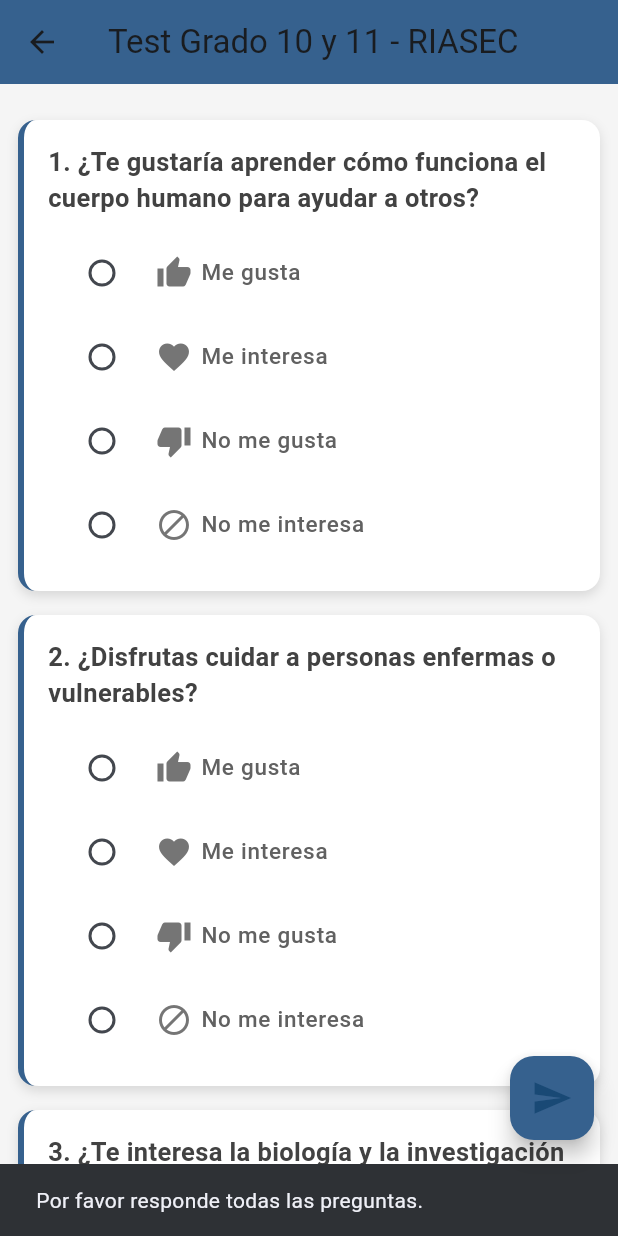
After one commit to carlosalevela/ALI_plataformaintegral, a Flutter app: the TestGrado1011Screen screen opened by its route, after a tap on the "send" icon, on a phone screen of 412 x 824 dp. The commit adds this screen. Run offline on Flutter 3.47's test engine with Material 3 defaults, Android fonts, the phone set to English and light mode, and no system bars; our stand-ins replace shared_preferences; accounts and stored records are empty.

Commit message:
agregaciones de test 10 y mejora en diseño

```diff
--- a/Ali_Front/ali_fronted/lib/main.dart
+++ b/Ali_Front/ali_fronted/lib/main.dart
@@ -4,6 +4,7 @@ import 'screens/register_screen.dart';
 import 'screens/admin_dashboard.dart';
 import 'screens/estudiante_home.dart';
 import 'screens/test_grado9_screen.dart'; // ✅ Importación añadida
+import 'screens/test_grado_10_11_screen.dart';
 
 void main() {
   runApp(const MyApp());
@@ -26,7 +27,8 @@ class MyApp extends StatelessWidget {
         '/register': (context) => const RegisterScreen(),
         '/admin': (context) => const AdminDashboard(),
         '/estudiante': (context) => const EstudianteHome(),
-        '/test_grado9': (context) => TestGrado9Page(), // ✅ Ruta añadida
+        '/test_grado9': (context) => TestGrado9Page(),
+        '/test_grado_10_11': (context)=> TestGrado1011Screen(),
       },
       debugShowCheckedModeBanner: false,
     );
--- a/Ali_Front/ali_fronted/lib/screens/estudiante_home.dart
+++ b/Ali_Front/ali_fronted/lib/screens/estudiante_home.dart
@@ -135,8 +135,8 @@ class _EstudianteHomeState extends State<EstudianteHome> {
 
             const SizedBox(height: 30),
 
-            // Botón Iniciar Test
-            if (grado == '9')
+             // Botones Iniciar Test según grado
+            if (grado == '9') ...[
               ElevatedButton.icon(
                 onPressed: () => Navigator.pushNamed(context, '/test_grado9'),
                 icon: const Icon(Icons.play_circle_fill),
@@ -151,8 +151,22 @@ class _EstudianteHomeState extends State<EstudianteHome> {
                   textStyle: const TextStyle(fontWeight: FontWeight.bold),
                 ),
               ),
-
-            const SizedBox(height: 20),
+            ] else if (grado == '10' || grado == '11') ...[
+              ElevatedButton.icon(
+                onPressed: () => Navigator.pushNamed(context, '/test_grado_10_11'),
+                icon: const Icon(Icons.play_circle_fill),
+                label: Text('Iniciar Test Grado $grado'),
+                style: ElevatedButton.styleFrom(
+                  backgroundColor: const Color(0xFF8DB9E4),
+                  foregroundColor: Colors.white,
+                  padding:
+                      const EdgeInsets.symmetric(horizontal: 24, vertical: 14),
+                  shape: RoundedRectangleBorder(
+                      borderRadius: BorderRadius.circular(30)),
+                  textStyle: const TextStyle(fontWeight: FontWeight.bold),
+                ),
+              ),
+            ],
 
             // Botón Cerrar Sesión
             ElevatedButton.icon(
--- /dev/null
+++ b/Ali_Front/ali_fronted/lib/screens/test_grado_10_11_screen.dart
@@ -0,0 +1,234 @@
+import 'package:flutter/material.dart';
+import 'package:shared_preferences/shared_preferences.dart';
+import 'package:http/http.dart' as http;
+import 'dart:convert';
+
+/// Pantalla única para Test de Grado 10 y 11 (estilo TestGrado9Page)
+class TestGrado1011Screen extends StatefulWidget {
+  const TestGrado1011Screen({Key? key}) : super(key: key);
+
+  @override
+  _TestGrado1011ScreenState createState() => _TestGrado1011ScreenState();
+}
+
+class _TestGrado1011ScreenState extends State<TestGrado1011Screen>
+    with SingleTickerProviderStateMixin {
+  final _formKey = GlobalKey<FormState>();
+  final Map<String, String> _respuestas = {};
+  int? _userId;
+
+  late final AnimationController _controller;
+  late final List<Animation<double>> _animations;
+
+  final Map<String, String> opciones = {
+    'A': 'Me gusta',
+    'B': 'Me interesa',
+    'C': 'No me gusta',
+    'D': 'No me interesa',
+  };
+
+  final List<String> preguntas = [
+    '¿Te gustaría aprender cómo funciona el cuerpo humano para ayudar a otros?',
+    '¿Disfrutas cuidar a personas enfermas o vulnerables?',
+    '¿Te interesa la biología y la investigación médica?',
+    '¿Te llama la atención trabajar en hospitales o clínicas?',
+    '¿Te interesan los sistemas mecánicos, eléctricos o industriales?',
+    '¿Disfrutas resolver problemas técnicos de manera lógica?',
+    '¿Te gustaría diseñar estructuras, objetos o soluciones para el mundo real?',
+    '¿Te apasionan las matemáticas y su aplicación práctica?',
+    '¿Te gustaría liderar una empresa o equipo de trabajo?',
+    '¿Te interesa aprender cómo funcionan las organizaciones?',
+    '¿Te atrae el mundo de los negocios, ventas y estrategias?',
+    '¿Disfrutas planificar y tomar decisiones importantes?',
+    '¿Te interesa entender cómo piensan y sienten las personas?',
+    '¿Te gustaría ayudar a otros a resolver sus conflictos emocionales?',
+    '¿Disfrutas escuchar y comprender a quienes te rodean?',
+    '¿Te atrae analizar el comportamiento humano en diferentes contextos?',
+    '¿Te gustaría defender los derechos de las personas?',
+    '¿Te interesa la justicia, las leyes y su aplicación?',
+    '¿Disfrutas debatir y argumentar con lógica?',
+    '¿Te atrae la idea de trabajar en juzgados o asesorías legales?',
+    '¿Te gustaría enseñar y compartir tus conocimientos con otros?',
+    '¿Te interesa guiar procesos de aprendizaje en niños o jóvenes?',
+    '¿Disfrutas explicar ideas de manera clara y creativa?',
+    '¿Sientes vocación por la formación de nuevas generaciones?',
+    '¿Te gustaría crear programas, aplicaciones o videojuegos?',
+    '¿Te interesa la inteligencia artificial o el desarrollo web?',
+    '¿Disfrutas resolver problemas de lógica a través del código?',
+    '¿Te atrae la idea de trabajar en tecnología e innovación?',
+    '¿Te interesa el manejo del dinero y las finanzas personales o empresariales?',
+    '¿Disfrutas organizar información numérica o contable?',
+    '¿Te gustaría trabajar en bancos, oficinas o asesorías financieras?',
+    '¿Te sientes cómodo/a siguiendo normas y procedimientos exactos?',
+    '¿Te gusta expresarte a través de imágenes, colores y formas?',
+    '¿Te gustaría crear campañas visuales o publicitarias?',
+    '¿Disfrutas usar programas de diseño como Photoshop o Illustrator?',
+    '¿Te interesa el mundo del arte digital y la creatividad visual?',
+    '¿Te interesa investigar fenómenos de la naturaleza como el clima o los ecosistemas?',
+    '¿Disfrutas hacer experimentos científicos en laboratorio o campo?',
+    '¿Te gustaría trabajar como biólogo, físico o químico?',
+    '¿Te atrae el pensamiento crítico y la búsqueda de evidencias?'
+  ];
+
+  @override
+  void initState() {
+    super.initState();
+    _controller = AnimationController(
+      duration: const Duration(milliseconds: 800),
+      vsync: this,
+    )..forward();
+    _animations = List.generate(
+      preguntas.length,
+      (i) => CurvedAnimation(
+        parent: _controller,
+        curve: Interval(
+          i / preguntas.length,
+          (i + 1) / preguntas.length,
+          curve: Curves.easeOut,
+        ),
+      ),
+    );
+    _cargarProgreso();
+  }
+
+  @override
+  void dispose() {
+    _controller.dispose();
+    super.dispose();
+  }
+
+  Future<void> _cargarProgreso() async {
+    final prefs = await SharedPreferences.getInstance();
+    _userId = prefs.getInt('user_id');
+    final saved = prefs.getString('test_grado_10_11_respuestas_$_userId');
+    if (saved != null) {
+      setState(() => _respuestas.addAll(Map<String, String>.from(jsonDecode(saved))));
+      ScaffoldMessenger.of(context).showSnackBar(
+        const SnackBar(content: Text('🔄 Progreso restaurado.')),
+      );
+    }
+  }
+
+  Future<void> _guardarProgreso() async {
+    final prefs = await SharedPreferences.getInstance();
+    if (_userId != null) {
+      await prefs.setString('test_grado_10_11_respuestas_$_userId', jsonEncode(_respuestas));
+    }
+  }
+
+  Future<void> enviarTest() async {
+    if (_respuestas.length < preguntas.length) {
+      ScaffoldMessenger.of(context).showSnackBar(
+        const SnackBar(content: Text('Por favor responde todas las preguntas.')),
+      );
+      return;
+    }
+    final prefs = await SharedPreferences.getInstance();
+    final token = prefs.getString('access_token');
+    final url = Uri.parse('http://127.0.0.1:8000/Alipsicoorientadora/tests-grado10-11/');
+
+    final response = await http.post(
+      url,
+      headers: {'Content-Type': 'application/json', 'Authorization': 'Bearer $token'},
+      body: jsonEncode({'usuario': _userId, 'respuestas': _respuestas}),
+    );
+
+    if (response.statusCode == 200 || response.statusCode == 201) {
+      final data = jsonDecode(response.body);
+      await prefs.remove('test_grado_10_11_respuestas_$_userId');
+
+      // Mostrar resultado del modelo
+      showDialog(
+        context: context,
+        builder: (_) => AlertDialog(
+          title: const Text('Resultado del Test'),
+          content: Text('Recomendación: ${data['resultado']}'),
+          actions: [
+            TextButton(onPressed: () => Navigator.of(context).pop(), child: const Text('Cerrar'))
+          ],
+        ),
+      );
+    } else {
+      ScaffoldMessenger.of(context).showSnackBar(
+        const SnackBar(content: Text('Error al enviar el test.')),
+      );
+    }
+  }
+
+  IconData _getIcon(String key) {
+    switch (key) {
+      case 'A':
+        return Icons.thumb_up;
+      case 'B':
+        return Icons.favorite;
+      case 'C':
+        return Icons.thumb_down;
+      case 'D':
+        return Icons.block;
+      default:
+        return Icons.help;
+    }
+  }
+
+  @override
+  Widget build(BuildContext context) {
+    final primary = Theme.of(context).primaryColor;
+    return Scaffold(
+      backgroundColor: const Color(0xFFF5F5F5),
+      appBar: AppBar(backgroundColor: primary, elevation: 0, title: const Text('Test Grado 10 y 11 - RIASEC')),
+      body: SafeArea(
+        child: Form(
+          key: _formKey,
+          child: ListView.builder(
+            padding: const EdgeInsets.symmetric(vertical: 16, horizontal: 12),
+            itemCount: preguntas.length,
+            itemBuilder: (context, index) {
+              final keyPreg = 'pregunta_${index + 1}';
+              final anim = _animations[index];
+              return FadeTransition(
+                opacity: anim,
+                child: SlideTransition(
+                  position: Tween<Offset>(begin: const Offset(0, .2), end: Offset.zero).animate(anim),
+                  child: Container(
+                    margin: const EdgeInsets.symmetric(vertical: 8),
+                    decoration: BoxDecoration(
+                      color: Colors.white,
+                      borderRadius: BorderRadius.circular(12),
+                      border: Border(left: BorderSide(color: primary, width: 4)),
+                      boxShadow: const [BoxShadow(color: Colors.black12, blurRadius: 6, offset: Offset(0,3))],
+                    ),
+                    child: Padding(
+                      padding: const EdgeInsets.all(16),
+                      child: Column(crossAxisAlignment: CrossAxisAlignment.start, children: [
+                        Text('${index + 1}. ${preguntas[index]}', style: TextStyle(fontSize: 17, fontWeight: FontWeight.bold, color: Colors.grey.shade800)),
+                        const SizedBox(height: 10),
+                        ...opciones.entries.map((e) {
+                          final sel = _respuestas[keyPreg] == e.key;
+                          return RadioListTile<String>(
+                            activeColor: primary,
+                            title: Row(children: [Icon(_getIcon(e.key), color: sel ? primary : Colors.grey.shade600), const SizedBox(width: 6), Text(e.value, style: TextStyle(fontSize: 15, fontWeight: sel ? FontWeight.w600 : FontWeight.w500, color: sel ? primary : Colors.grey.shade700))]),
+                            value: e.key,
+                            groupValue: _respuestas[keyPreg],
+                            onChanged: (v) {
+                              setState(() => _respuestas[keyPreg] = v!);
+                              _guardarProgreso();
+                            },
+                          );
+                        }).toList(),
+                      ]),
+                    ),
+                  ),
+                ),
+              );
+            },
+          ),
+        ),
+      ),
+      floatingActionButton: FloatingActionButton(
+        backgroundColor: primary,
+        onPressed: enviarTest,
+        child: const Icon(Icons.send, size: 28),
+      ),
+    );
+  }
+}
--- a/Ali_Front/ali_fronted/lib/services/api_service.dart
+++ b/Ali_Front/ali_fronted/lib/services/api_service.dart
@@ -156,4 +156,36 @@ class ApiService {
       };
     }
   }
+
+  /// Enviar respuestas al test de grado 10 y 11
+  Future<Map<String, dynamic>> enviarTestGrado10y11(Map<String, String> respuestas) async {
+  final prefs = await SharedPreferences.getInstance();
+  final token = prefs.getString('access_token');
+  final userId = prefs.getInt('user_id');
+
+  final url = Uri.parse('http://127.0.0.1:8000/Alipsicoorientadora/tests-grado10-11/');
+
+  final response = await http.post(
+    url,
+    headers: {
+      'Content-Type': 'application/json',
+      'Authorization': 'Bearer $token',
+    },
+    body: jsonEncode({
+      'usuario': userId,
+      'respuestas': respuestas,
+    }),
+  );
+
+  if (response.statusCode == 200 || response.statusCode == 201) {
+    final data = jsonDecode(response.body);
+    return {'success': true, 'resultado': data};
+  } else {
+    return {
+      'success': false,
+      'message': 'Error en el test: ${response.statusCode} ${response.body}',
+    };
+  }
 }
+
+}
```
